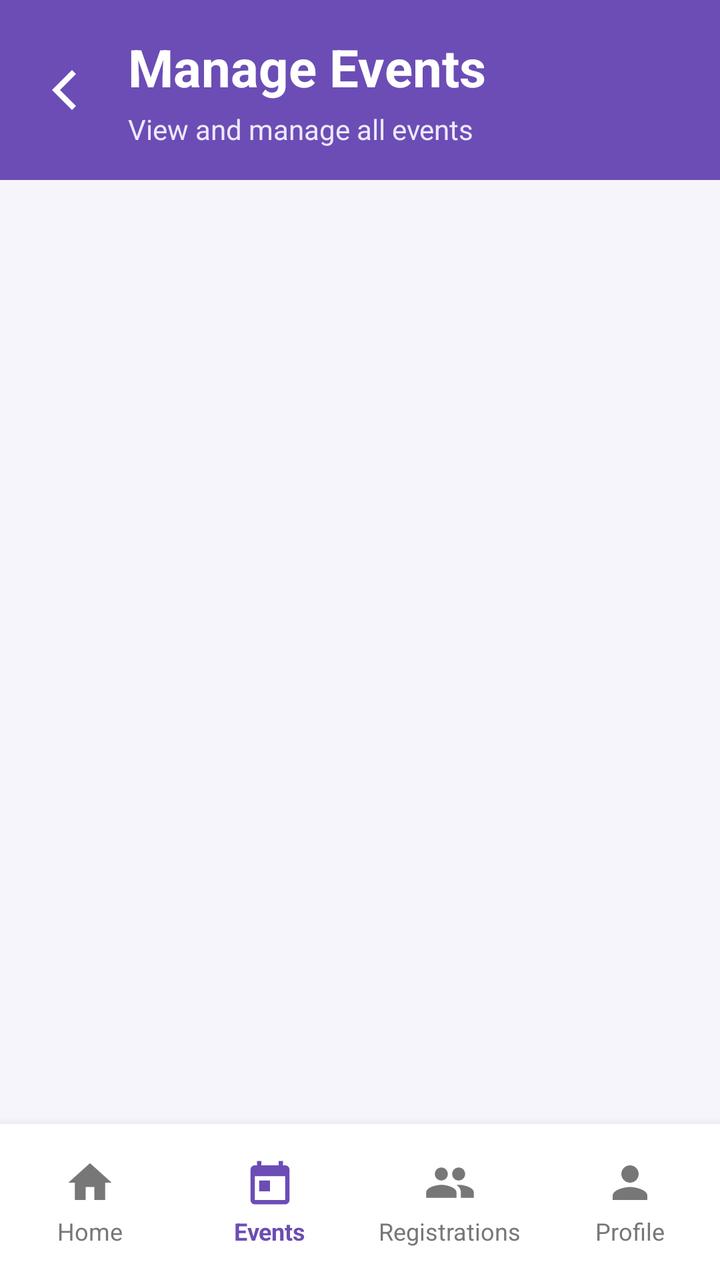
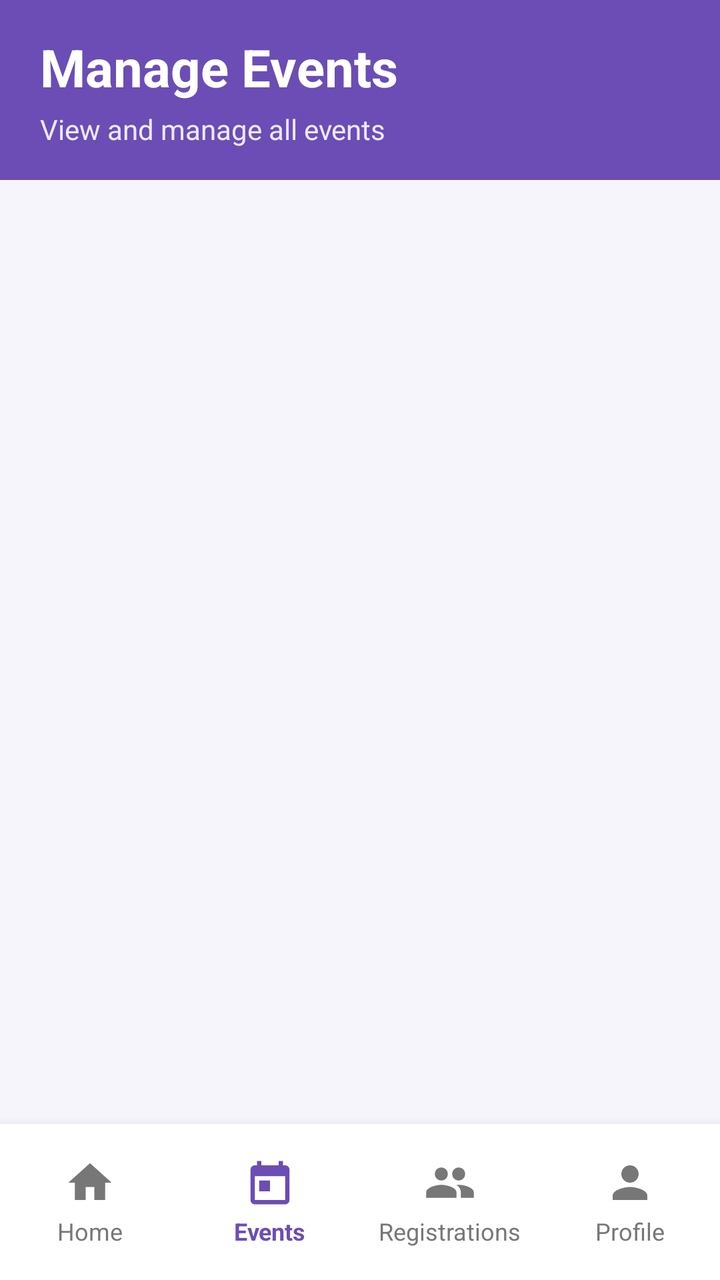

Two renders of the same Android screen: before a commit and after it. Below are the layout's source before the change and the commit's diff.
<!-- AndroidManifest.xml: application theme Theme.CollegeEventManagement -->
<!-- res/layout/activity_manage_events.xml -->
<?xml version="1.0" encoding="utf-8"?>
<LinearLayout
    xmlns:android="http://schemas.android.com/apk/res/android"
    android:layout_width="match_parent"
    android:layout_height="match_parent"
    android:orientation="vertical"
    android:background="#F7F5FC">

    
    
    

    <LinearLayout
        android:layout_width="match_parent"
        android:layout_height="wrap_content"
        android:orientation="horizontal"
        android:gravity="center_vertical"
        android:paddingStart="8dp"
        android:paddingEnd="16dp"
        android:paddingTop="16dp"
        android:paddingBottom="16dp"
        android:background="#6B4DB5">

        

        <ImageButton
            android:id="@+id/backButton"
            android:layout_width="48dp"
            android:layout_height="48dp"
            android:background="@android:color/transparent"
            android:src="@drawable/ic_arrow_back"
            android:contentDescription="Back to dashboard"
            android:padding="10dp"
            android:clickable="true"
            android:focusable="true" />

        

        <LinearLayout
            android:layout_width="0dp"
            android:layout_height="wrap_content"
            android:layout_weight="1"
            android:orientation="vertical"
            android:layout_marginStart="8dp">

            <TextView
                android:layout_width="wrap_content"
                android:layout_height="wrap_content"
                android:text="Manage Events"
                android:textSize="26sp"
                android:textStyle="bold"
                android:textColor="#FFFFFF" />

            <TextView
                android:layout_width="wrap_content"
                android:layout_height="wrap_content"
                android:text="View and manage all events"
                android:textSize="14sp"
                android:textColor="#EDE8FA"
                android:layout_marginTop="4dp" />

        </LinearLayout>

    </LinearLayout>


    
    
    

    <ScrollView
        android:layout_width="match_parent"
        android:layout_height="0dp"
        android:layout_weight="1"
        android:fillViewport="true">

        <LinearLayout
            android:id="@+id/eventsContainer"
            android:layout_width="match_parent"
            android:layout_height="wrap_content"
            android:orientation="vertical"
            android:padding="16dp">

        </LinearLayout>

    </ScrollView>


    
    
    

    <LinearLayout
        android:layout_width="match_parent"
        android:layout_height="78dp"
        android:orientation="horizontal"
        android:gravity="center"
        android:background="#FFFFFF"
        android:elevation="10dp"
        android:paddingTop="6dp"
        android:paddingBottom="6dp">


        

        <LinearLayout
            android:id="@+id/navHome"
            android:layout_width="0dp"
            android:layout_height="match_parent"
            android:layout_weight="1"
            android:orientation="vertical"
            android:gravity="center"
            android:clickable="true"
            android:focusable="true">

            <ImageView
                android:layout_width="26dp"
                android:layout_height="26dp"
                android:src="@drawable/ic_home"
                android:contentDescription="Home"
                android:tint="#777777" />

            <TextView
                android:layout_width="wrap_content"
                android:layout_height="wrap_content"
                android:text="Home"
                android:textSize="12sp"
                android:textColor="#777777"
                android:layout_marginTop="3dp" />

        </LinearLayout>


        

        <LinearLayout
            android:id="@+id/navEvents"
            android:layout_width="0dp"
            android:layout_height="match_parent"
            android:layout_weight="1"
            android:orientation="vertical"
            android:gravity="center"
            android:clickable="true"
            android:focusable="true">

            <ImageView
                android:layout_width="26dp"
                android:layout_height="26dp"
                android:src="@drawable/ic_event"
                android:contentDescription="Events"
                android:tint="#6B4DB5" />

            <TextView
                android:layout_width="wrap_content"
                android:layout_height="wrap_content"
                android:text="Events"
                android:textSize="12sp"
                android:textStyle="bold"
                android:textColor="#6B4DB5"
                android:layout_marginTop="3dp" />

        </LinearLayout>


        

        <LinearLayout
            android:id="@+id/navRegistrations"
            android:layout_width="0dp"
            android:layout_height="match_parent"
            android:layout_weight="1"
            android:orientation="vertical"
            android:gravity="center"
            android:clickable="true"
            android:focusable="true">

            <ImageView
                android:layout_width="26dp"
                android:layout_height="26dp"
                android:src="@drawable/ic_people"
                android:contentDescription="Registrations"
                android:tint="#777777" />

            <TextView
                android:layout_width="wrap_content"
                android:layout_height="wrap_content"
                android:text="Registrations"
                android:textSize="12sp"
                android:textColor="#777777"
                android:layout_marginTop="3dp" />

        </LinearLayout>


        

        <LinearLayout
            android:id="@+id/navProfile"
            android:layout_width="0dp"
            android:layout_height="match_parent"
            android:layout_weight="1"
            android:orientation="vertical"
            android:gravity="center"
            android:clickable="true"
            android:focusable="true">

            <ImageView
                android:layout_width="26dp"
                android:layout_height="26dp"
                android:src="@drawable/ic_person"
                android:contentDescription="Profile"
                android:tint="#777777" />

            <TextView
                android:layout_width="wrap_content"
                android:layout_height="wrap_content"
                android:text="Profile"
                android:textSize="12sp"
                android:textColor="#777777"
                android:layout_marginTop="3dp" />

        </LinearLayout>

    </LinearLayout>

</LinearLayout>
<!-- resources referenced by this layout -->
<resources>
  <!-- drawable ic_arrow_back (drawable) -->
  <?xml version="1.0" encoding="utf-8"?>
  <vector xmlns:android="http://schemas.android.com/apk/res/android"
      android:width="32dp"
      android:height="32dp"
      android:viewportWidth="32"
      android:viewportHeight="32">
  
      <path
          android:fillColor="#FFFFFF"
          android:pathData="M20,6 L10,16 L20,26 L22,24 L14,16 L22,8 Z" />
  
  </vector>
  <!-- drawable ic_event (drawable) -->
  <?xml version="1.0" encoding="utf-8"?>
  <vector xmlns:android="http://schemas.android.com/apk/res/android"
      android:width="24dp"
      android:height="24dp"
      android:viewportWidth="24"
      android:viewportHeight="24">
  
      <path
          android:fillColor="#FFFFFFFF"
          android:pathData="M19,4h-1V2h-2v2H8V2H6v2H5c-1.1,0 -2,0.9 -2,2v14c0,1.1 0.9,2 2,2h14c1.1,0 2,-0.9 2,-2V6c0,-1.1 -0.9,-2 -2,-2zM19,20H5V9h14v11zM7,11h5v5H7z" />
  
  </vector>
  <!-- drawable ic_home (drawable) -->
  <?xml version="1.0" encoding="utf-8"?>
  <vector xmlns:android="http://schemas.android.com/apk/res/android"
      android:width="24dp"
      android:height="24dp"
      android:viewportWidth="24"
      android:viewportHeight="24">
  
      <path
          android:fillColor="#FF000000"
          android:pathData="M10,20v-6h4v6h5v-8h3L12,3 2,12h3v8z" />
  
  </vector>
  <!-- drawable ic_people (drawable) -->
  <?xml version="1.0" encoding="utf-8"?>
  <vector xmlns:android="http://schemas.android.com/apk/res/android"
      android:width="24dp"
      android:height="24dp"
      android:viewportWidth="24"
      android:viewportHeight="24">
  
      <path
          android:fillColor="#6F4BB8"
          android:pathData="M16,11c1.66,0 2.99,-1.34 2.99,-3S17.66,5 16,5c-1.66,0 -3,1.34 -3,3s1.34,3 3,3zM8,11c1.66,0 2.99,-1.34 2.99,-3S9.66,5 8,5C6.34,5 5,6.34 5,8s1.34,3 3,3zM8,13c-2.33,0 -7,1.17 -7,3.5V19h14v-2.5C15,14.17 10.33,13 8,13zM16,13c-0.29,0 -0.62,0.02 -0.97,0.05 1.16,0.84 1.97,1.94 1.97,3.45V19h6v-2.5C23,14.17 18.33,13 16,13z" />
  </vector>
  <!-- drawable ic_person (drawable) -->
  <?xml version="1.0" encoding="utf-8"?>
  <vector xmlns:android="http://schemas.android.com/apk/res/android"
      android:width="24dp"
      android:height="24dp"
      android:viewportWidth="24"
      android:viewportHeight="24">
  
      <path
          android:fillColor="#FF000000"
          android:pathData="M12,12c2.21,0 4,-1.79 4,-4s-1.79,-4 -4,-4 -4,1.79 -4,4 1.79,4 4,4zM12,14c-2.67,0 -8,1.34 -8,4v2h16v-2c0,-2.66 -5.33,-4 -8,-4z" />
  
  </vector>
  <style name="Theme.CollegeEventManagement" parent="Base.Theme.CollegeEventManagement" />
  <style name="Base.Theme.CollegeEventManagement" parent="Theme.Material3.DayNight.NoActionBar">
          
          
      </style>
</resources>

<!-- the commit's change to res/layout/activity_manage_events.xml (unified diff, before → after) -->
@@ -13,9 +13,9 @@
     <LinearLayout
         android:layout_width="match_parent"
         android:layout_height="wrap_content"
-        android:orientation="horizontal"
+        android:orientation="vertical"
         android:gravity="center_vertical"
-        android:paddingStart="8dp"
+        android:paddingStart="20dp"
         android:paddingEnd="16dp"
         android:paddingTop="16dp"
         android:paddingBottom="16dp"
@@ -23,43 +23,23 @@
 
         
 
-        <ImageButton
-            android:id="@+id/backButton"
-            android:layout_width="48dp"
-            android:layout_height="48dp"
-            android:background="@android:color/transparent"
-            android:src="@drawable/ic_arrow_back"
-            android:contentDescription="Back to dashboard"
-            android:padding="10dp"
-            android:clickable="true"
-            android:focusable="true" />
-
-        
-
-        <LinearLayout
-            android:layout_width="0dp"
+        <TextView
+            android:layout_width="wrap_content"
             android:layout_height="wrap_content"
-            android:layout_weight="1"
-            android:orientation="vertical"
-            android:layout_marginStart="8dp">
-
-            <TextView
-                android:layout_width="wrap_content"
-                android:layout_height="wrap_content"
-                android:text="Manage Events"
-                android:textSize="26sp"
-                android:textStyle="bold"
-                android:textColor="#FFFFFF" />
-
-            <TextView
-                android:layout_width="wrap_content"
-                android:layout_height="wrap_content"
-                android:text="View and manage all events"
-                android:textSize="14sp"
-                android:textColor="#EDE8FA"
-                android:layout_marginTop="4dp" />
-
-        </LinearLayout>
+            android:text="Manage Events"
+            android:textSize="26sp"
+            android:textStyle="bold"
+            android:textColor="#FFFFFF" />
+
+        
+
+        <TextView
+            android:layout_width="wrap_content"
+            android:layout_height="wrap_content"
+            android:text="View and manage all events"
+            android:textSize="14sp"
+            android:textColor="#EDE8FA"
+            android:layout_marginTop="4dp" />
 
     </LinearLayout>
 
<!-- resource entries referenced after the edit -->
@@ -1,18 +1,5 @@
 <!-- resources referenced by this layout -->
 <resources>
-  <!-- drawable ic_arrow_back (drawable) -->
-  <?xml version="1.0" encoding="utf-8"?>
-  <vector xmlns:android="http://schemas.android.com/apk/res/android"
-      android:width="32dp"
-      android:height="32dp"
-      android:viewportWidth="32"
-      android:viewportHeight="32">
-  
-      <path
-          android:fillColor="#FFFFFF"
-          android:pathData="M20,6 L10,16 L20,26 L22,24 L14,16 L22,8 Z" />
-  
-  </vector>
   <!-- drawable ic_event (drawable) -->
   <?xml version="1.0" encoding="utf-8"?>
   <vector xmlns:android="http://schemas.android.com/apk/res/android"
